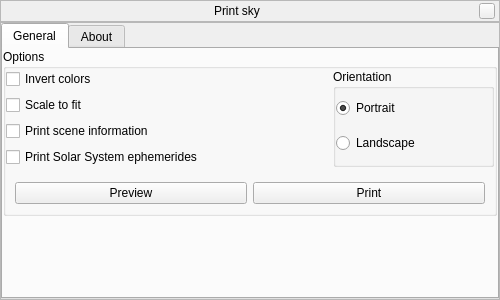
This is plugins/PrintSky/src/gui/printskyDialog.ui in Stellarium/stellarium as Qt 5 draws it before an edit. The edited form follows.
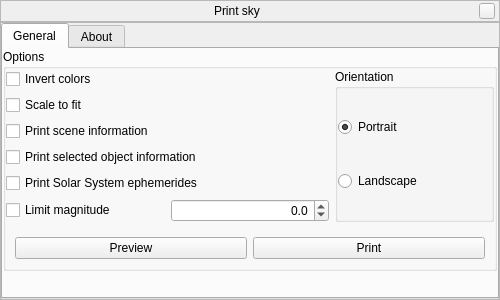
This is the edited form. Custom widgets are drawn as their Qt base class.

Commit message: A few more options - limit magnitudes - selected object info (switch only. printing TBD) and a few minor style corrections. Marked (FIXME) places for the next improvements.

Patch:
```diff
--- a/plugins/PrintSky/src/gui/printskyDialog.ui
+++ b/plugins/PrintSky/src/gui/printskyDialog.ui
@@ -205,37 +205,25 @@
              <property name="bottomMargin">
               <number>0</number>
              </property>
-             <item row="0" column="0" colspan="2">
-              <layout class="QVBoxLayout" name="verticalLayout">
+             <item row="2" column="0" colspan="3">
+              <widget class="QFrame" name="buttonsFrame">
+               <layout class="QHBoxLayout" name="horizontalLayout">
                <item>
-                <widget class="QCheckBox" name="invertColorsCheckBox">
+                 <widget class="QPushButton" name="previewSkyPushButton">
                  <property name="text">
-                  <string>Invert colors</string>
+                   <string>Preview</string>
                  </property>
                 </widget>
                </item>
                <item>
-                <widget class="QCheckBox" name="scaleToFitCheckBox">
+                 <widget class="QPushButton" name="printSkyPushButton">
                  <property name="text">
-                  <string>Scale to fit</string>
-                 </property>
-                </widget>
-               </item>
-               <item>
-                <widget class="QCheckBox" name="printDataCheckBox">
-                 <property name="text">
-                  <string>Print scene information</string>
-                 </property>
-                </widget>
-               </item>
-               <item>
-                <widget class="QCheckBox" name="printSSEphemeridesCheckBox">
-                 <property name="text">
-                  <string>Print Solar System ephemerides</string>
+                   <string>Print</string>
                  </property>
                 </widget>
                </item>
               </layout>
+              </widget>
              </item>
              <item row="0" column="2">
               <widget class="QGroupBox" name="orientationGroupBox">
@@ -275,25 +263,77 @@
                </layout>
               </widget>
              </item>
-             <item row="1" column="0" colspan="3">
-              <widget class="QFrame" name="buttonsFrame">
-               <layout class="QHBoxLayout" name="horizontalLayout">
+             <item row="0" column="0" colspan="2">
+              <layout class="QVBoxLayout" name="verticalLayout">
                 <item>
-                 <widget class="QPushButton" name="previewSkyPushButton">
+                <widget class="QCheckBox" name="invertColorsCheckBox">
                   <property name="text">
-                   <string>Preview</string>
+                  <string>Invert colors</string>
                   </property>
                  </widget>
                 </item>
                 <item>
-                 <widget class="QPushButton" name="printSkyPushButton">
+                <widget class="QCheckBox" name="scaleToFitCheckBox">
                   <property name="text">
-                   <string>Print</string>
+                  <string>Scale to fit</string>
                   </property>
                  </widget>
                 </item>
-               </layout>
-              </widget>
+               <item>
+                <widget class="QCheckBox" name="printDataCheckBox">
+                 <property name="text">
+                  <string>Print scene information</string>
+                 </property>
+                </widget>
+               </item>
+               <item>
+                <widget class="QCheckBox" name="selectedObjectCheckBox">
+                 <property name="text">
+                  <string>Print selected object information</string>
+                 </property>
+                </widget>
+               </item>
+               <item>
+                <widget class="QCheckBox" name="printSSEphemeridesCheckBox">
+                 <property name="text">
+                  <string>Print Solar System ephemerides</string>
+                 </property>
+                </widget>
+               </item>
+               <item>
+                <layout class="QHBoxLayout" name="magLimit_horizontalLayout">
+                 <item>
+                  <widget class="QCheckBox" name="limitMagnitudeCheckBox">
+                   <property name="toolTip">
+                    <string>Don't show data for objects dimmer than...</string>
+                   </property>
+                   <property name="text">
+                    <string>Limit magnitude</string>
+                   </property>
+                  </widget>
+                 </item>
+                 <item>
+                  <widget class="QDoubleSpinBox" name="limitMagnitudeDoubleSpinBox">
+                   <property name="alignment">
+                    <set>Qt::AlignRight|Qt::AlignTrailing|Qt::AlignVCenter</set>
+                   </property>
+                   <property name="decimals">
+                    <number>1</number>
+                   </property>
+                   <property name="minimum">
+                    <double>-3.000000000000000</double>
+                   </property>
+                   <property name="maximum">
+                    <double>25.000000000000000</double>
+                   </property>
+                   <property name="singleStep">
+                    <double>0.100000000000000</double>
+                   </property>
+                  </widget>
+                 </item>
+                </layout>
+               </item>
+              </layout>
              </item>
             </layout>
            </widget>
```
Left out of the diff: 8 changed lines with no effect on the pictures. Lines whose indentation alone changed are shown as unchanged. The commit also changes 6 other files.
